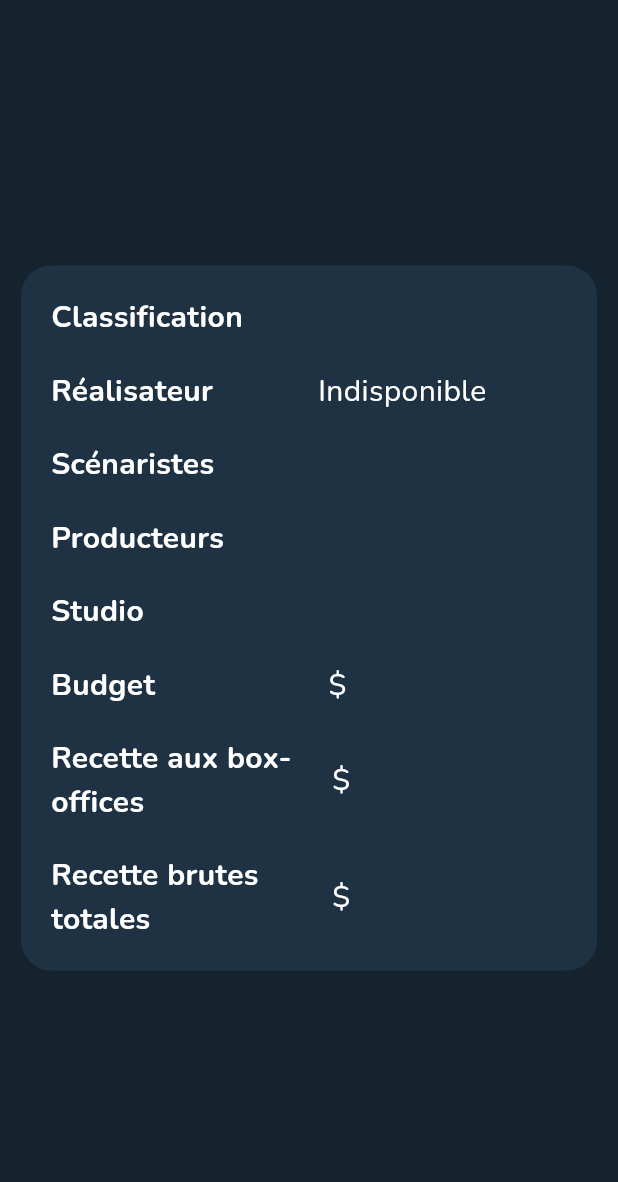
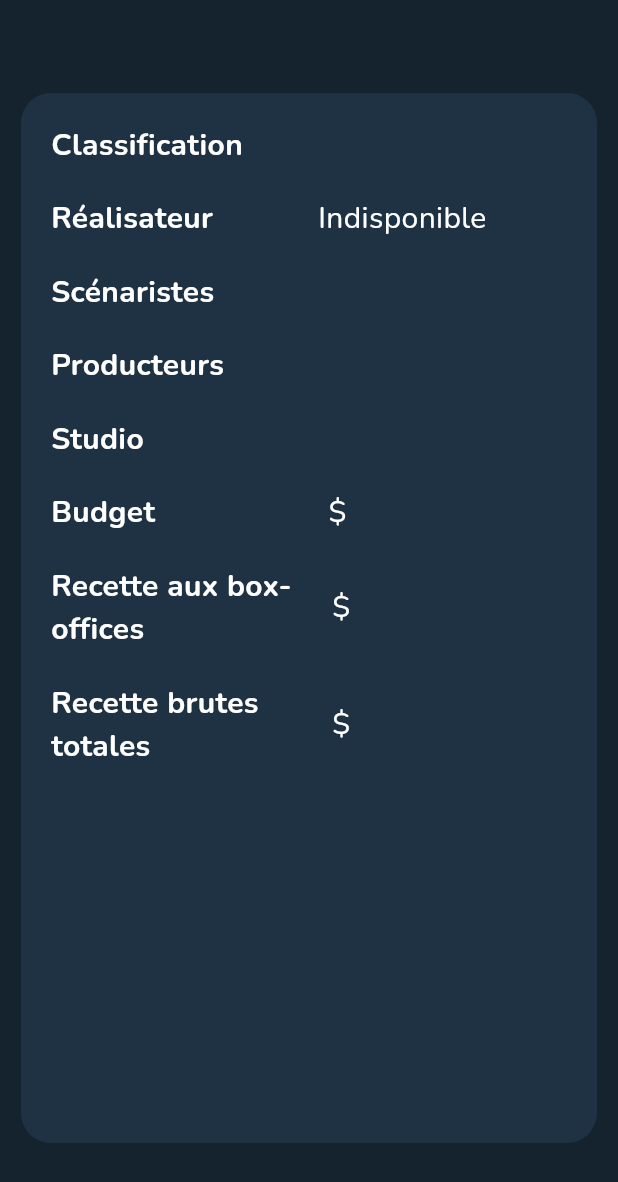
Before and after one commit to Xman77713/projet-flutter, a Flutter app: the SecondBlocDetailsMoviesInfos widget shown alone on an empty page, opened directly with empty values, on a phone screen of 412 x 824 dp. Shown: the top 1182 px of the screen. Run offline on Flutter 3.47's test engine with Material 3 defaults, Android fonts, the phone set to English and light mode, and no system bars; our stand-ins replace dio, flutter_bloc, flutter_svg, flutter_widget_from_html, go_router, google_fonts and 1 more; generated files the repository leaves out were written again; network calls fail.

Commit message:
fix taille info movie

```diff
--- a/lib/interface/pages/tabDetailMovie/second_bloc_details_movies_infos.dart
+++ b/lib/interface/pages/tabDetailMovie/second_bloc_details_movies_infos.dart
@@ -31,6 +31,7 @@ class SecondBlocDetailsMoviesInfos extends StatelessWidget {
       padding: const EdgeInsets.all(14),
       child: Center(
         child: Container(
+          height: 700,
           decoration: BoxDecoration(
             color: AppColors.cardBackground,
             borderRadius: BorderRadius.circular(20),
```
